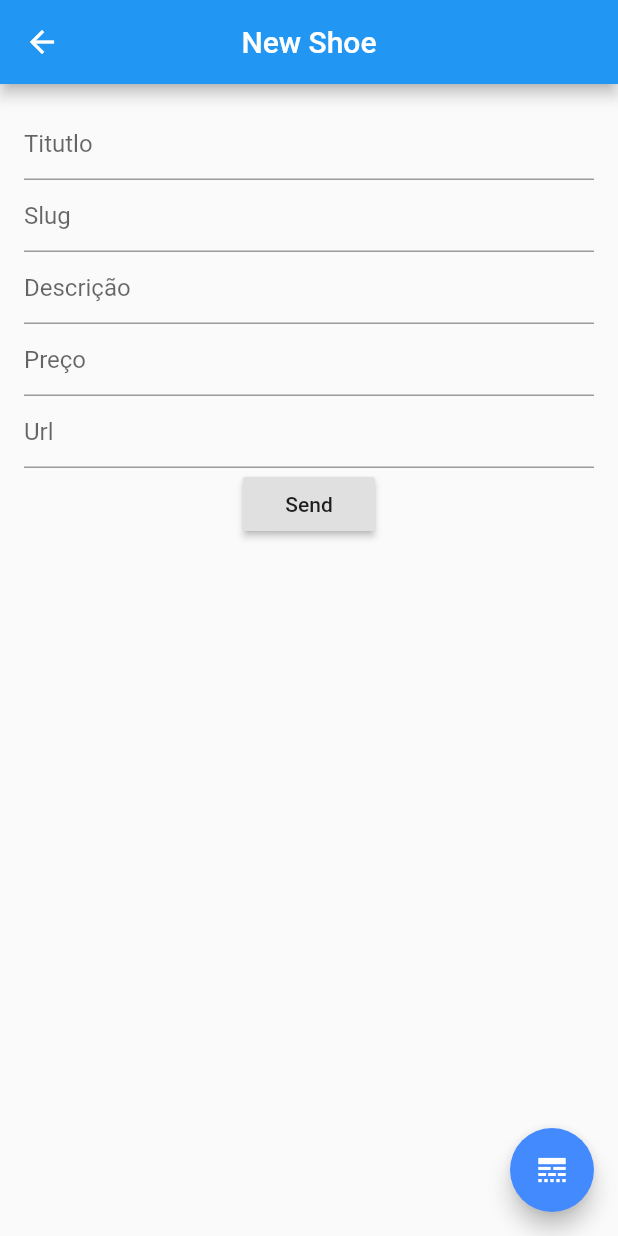
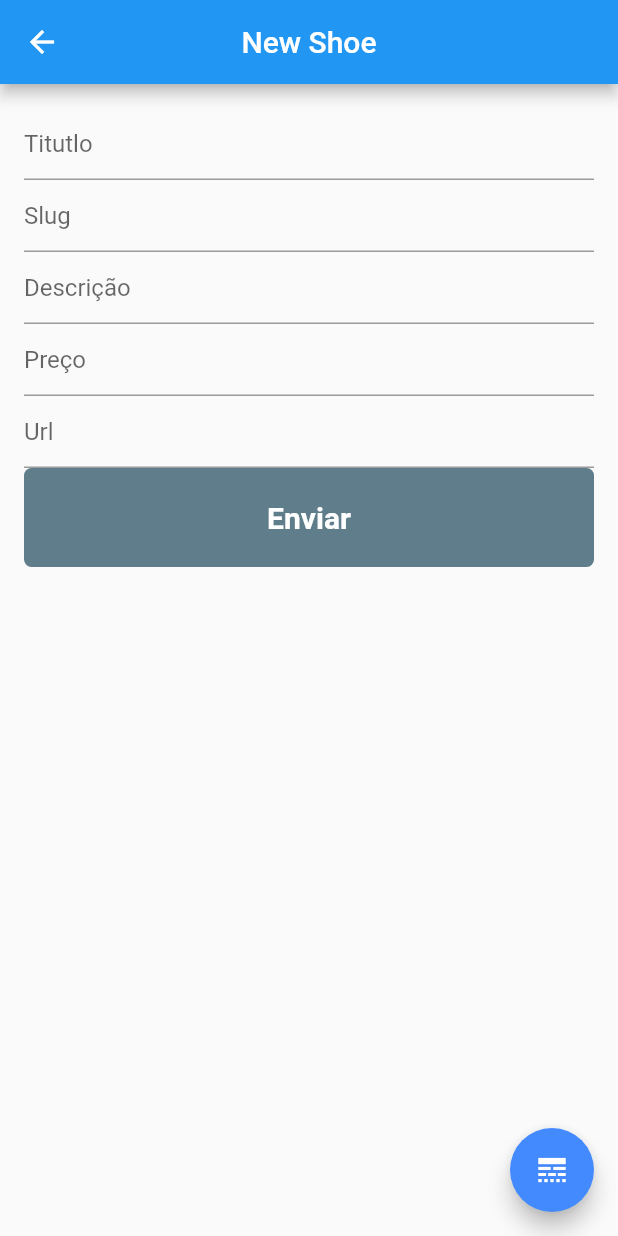
Before and after one commit to IagoNovoaAntunes2001/Workshop_Flutter, a Flutter app: the screen it shows after launch, after a tap on "New Shoe", on a phone screen of 412 x 824 dp. Run offline on Flutter 3.47's test engine with Material 2 defaults, Android fonts, the phone set to English and light mode, and no system bars; our stand-ins replace dio, sqflite; accounts and stored records are empty; network calls fail.

Commit message:
Refatoracao no codigo que requisita a API e em geral tambem, separacao das views e classes. Criacao da view, contract, presenter e repositorio da register shoe.

```diff
--- a/lib/common/components/custom_buttom.dart
+++ b/lib/common/components/custom_buttom.dart
@@ -1,7 +1,7 @@
 import 'package:flutter/material.dart';
 import 'package:palestra_introducao/common/components/loadingWidget.dart';
 
-class CustomButtom extends StatefulWidget {
+class CustomButton extends StatefulWidget {
   final String _title;
   final Function onPressed;
   final Color backGroundColor;
@@ -11,7 +11,7 @@ class CustomButtom extends StatefulWidget {
   Alignment alignment;
   bool isLoading = false;
 
-  CustomButtom(this._title,
+  CustomButton(this._title,
       {this.onPressed,
       this.backGroundColor,
       this.height,
@@ -21,10 +21,10 @@ class CustomButtom extends StatefulWidget {
       this.isLoading});
 
   @override
-  _CustomButtomState createState() => _CustomButtomState();
+  _CustomButtonState createState() => _CustomButtonState();
 }
 
-class _CustomButtomState extends State<CustomButtom> {
+class _CustomButtonState extends State<CustomButton> {
   @override
   Widget build(BuildContext context) {
     return Container(
--- a/lib/common/components/custom_text_form_field.dart
+++ b/lib/common/components/custom_text_form_field.dart
@@ -1,4 +1,5 @@
 import 'package:flutter/material.dart';
+import 'package:flutter/services.dart';
 
 class TextFormWidget extends StatefulWidget {
 
@@ -6,8 +7,9 @@ class TextFormWidget extends StatefulWidget {
   String _title;
   Function _validator;
   bool isEnabled;
+  TextInputType type;
 
-  TextFormWidget(this._controller, this._title, this._validator, {this.isEnabled = true});
+  TextFormWidget(this._controller, this._title, this._validator, {this.isEnabled = true, this.type = TextInputType.text});
 
   @override
   _TextFormWidgetState createState() => _TextFormWidgetState();
@@ -20,7 +22,7 @@ class _TextFormWidgetState extends State<TextFormWidget> {
       enabled: widget.isEnabled ?? true,
       controller: widget._controller,
       decoration: InputDecoration(hintText: widget._title),
-      keyboardType: TextInputType.text,
+      keyboardType: widget.type,
       validator: widget._validator,
     );
   }
--- a/lib/common/di/Injection.dart
+++ b/lib/common/di/Injection.dart
@@ -1,5 +1,6 @@
 import 'package:palestra_introducao/model/User.dart';
 import 'package:palestra_introducao/repository/cache/BaseCache.dart';
+import 'package:palestra_introducao/repository/shoe/register_shoe_repository.dart';
 
 class Injector {
   static final Injector singleton = new Injector._internal();
@@ -13,4 +14,7 @@ class Injector {
   ICache get baseCache => new BaseCache();
 
   User get user => new User();
+
+  RegisterShoeRepository get repositoryShoe => new RegisterShoeRepository();
+
 }
--- /dev/null
+++ b/lib/repository/shoe/register_shoe_repository.dart
@@ -0,0 +1,10 @@
+import 'package:palestra_introducao/model/ShoesRequest.dart';
+import 'package:palestra_introducao/repository/shoe/register_shoe_repository_contract.dart';
+
+class RegisterShoeRepository implements RegisterShoeRepositoryContract {
+
+  @override
+  Future register(ShoesRequest shoesRequest) {
+    return null;
+  }
+}
--- a/lib/scenes/home/home_view.dart
+++ b/lib/scenes/home/home_view.dart
@@ -1,6 +1,6 @@
 import 'package:flutter/material.dart';
-import 'package:palestra_introducao/scenes/shoes/new_shoe.dart';
-import 'package:palestra_introducao/scenes/register/register_view.dart';
+import 'package:palestra_introducao/scenes/register_shoe/register_shoe_view.dart';
+import 'package:palestra_introducao/scenes/register_user/register_user_view.dart';
 
 class HomeWidget extends StatefulWidget {
   @override
--- a/lib/scenes/shoes/list_shoe.dart
+++ b/lib/scenes/list_shoe/list_shoe.dart
@@ -1,6 +1,6 @@
 import 'package:flutter/material.dart';
 import 'package:palestra_introducao/repository/Repository.dart';
-import 'package:palestra_introducao/scenes/shoes/update_shoe.dart';
+import 'package:palestra_introducao/scenes/update_shoe/update_shoe.dart';
 
 class ListShoesWidget extends StatefulWidget {
   @override
--- /dev/null
+++ b/lib/scenes/register_shoe/register_shoe_contract.dart
@@ -0,0 +1,7 @@
+abstract class RegisterShoeContract {
+
+  void registerSuccess();
+
+  void showError(String error);
+
+}
--- /dev/null
+++ b/lib/scenes/register_shoe/register_shoe_presenter.dart
@@ -0,0 +1,15 @@
+import 'package:palestra_introducao/common/di/Injection.dart';
+import 'package:palestra_introducao/repository/shoe/register_shoe_repository.dart';
+import 'package:palestra_introducao/scenes/register_shoe/register_shoe_contract.dart';
+
+class RegisterShoePresenter {
+  RegisterShoeContract _view;
+  RegisterShoeRepository _repository;
+
+  RegisterShoePresenter(this._view) {
+    this._repository = Injector().repositoryShoe;
+  }
+
+
+
+}
--- /dev/null
+++ b/lib/scenes/register_shoe/register_shoe_view.dart
@@ -0,0 +1,149 @@
+import 'package:flutter/material.dart';
+import 'package:flutter/services.dart';
+import 'package:palestra_introducao/common/components/custom_buttom.dart';
+import 'package:palestra_introducao/common/components/custom_text_form_field.dart';
+import 'package:palestra_introducao/scenes/list_shoe/list_shoe.dart';
+import 'package:palestra_introducao/scenes/register_shoe/register_shoe_contract.dart';
+import 'package:palestra_introducao/scenes/register_shoe/register_shoe_presenter.dart';
+
+class ShoesWidget extends StatefulWidget {
+  @override
+  _ShoesWidgetState createState() => _ShoesWidgetState();
+}
+
+class _ShoesWidgetState extends State<ShoesWidget> implements RegisterShoeContract {
+  RegisterShoePresenter _presenter;
+  final _formKey = GlobalKey<FormState>();
+  TextEditingController _title = TextEditingController();
+  TextEditingController _slug = TextEditingController();
+  TextEditingController _description = TextEditingController();
+  TextEditingController _price = TextEditingController();
+  TextEditingController _image = TextEditingController();
+
+  @override
+  void initState() {
+    this._presenter = new RegisterShoePresenter(this);
+    super.initState();
+  }
+
+  @override
+  Widget build(BuildContext context) {
+    return Scaffold(
+      appBar: AppBar(
+        title: Text('New Shoe'),
+        centerTitle: true,
+      ),
+      body: _buildBodyOfView(context),
+      floatingActionButton: _buildFloatingActionButton(context),
+    );
+  }
+
+  Widget _buildFloatingActionButton(BuildContext context) {
+    return FloatingActionButton(
+      onPressed: () => Navigator.push(
+          context, MaterialPageRoute(builder: (context) => ListShoesWidget())),
+      backgroundColor: Colors.blueAccent,
+      splashColor: Colors.grey,
+      child: Icon(Icons.line_style),
+    );
+  }
+
+  Widget _buildBodyOfView(BuildContext context) {
+    return Padding(
+      padding: const EdgeInsets.all(16.0),
+      child: _buildSingleChildScrollView(context),
+    );
+  }
+
+  Widget _buildSingleChildScrollView(BuildContext context) {
+    return SingleChildScrollView(
+      child: _buildForm(context),
+    );
+  }
+
+  Widget _buildForm(BuildContext context) {
+    return Form(
+      key: _formKey,
+      child: _buildColumnOfForm(context),
+    );
+  }
+
+  Widget _buildColumnOfForm(BuildContext context) {
+    return Column(
+      children: <Widget>[
+        TextFormWidget(
+          _title,
+          'Titutlo',
+          (val) => val.isEmpty ? 'Por favor digitar o titulo' : null,
+        ),
+        TextFormWidget(
+          _slug,
+          'Slug',
+          (val) => val.isEmpty ? 'Por favor digitar o slug' : null,
+        ),
+        TextFormWidget(
+          _description,
+          'Descrição',
+          (val) => val.isEmpty ? 'Por favor digitar a Descrição' : null,
+        ),
+        TextFormWidget(_price, 'Preço',
+            (val) => val.isEmpty ? 'Por favor digitar o preço' : null,
+            type: TextInputType.number),
+        TextFormWidget(
+          _image,
+          'Url',
+          (val) => val.isEmpty ? 'Por favor digitar a Url' : null,
+        ),
+        CustomButton(
+          'Enviar',
+          isLoading: false,
+          onPressed: _onPressedButton(context),
+          backGroundColor: Colors.blueGrey,
+        ),
+      ],
+    );
+  }
+
+  Function _onPressedButton(ctx) {
+    return () {
+      if (!_formKey.currentState.validate()) return;
+
+      /*var request = ShoesRequest(
+          title: _title.text,
+          slug: _slug.text,
+          description: _description.text,
+          price: int.parse(_price.text),
+          imageUrl: _image.text);
+       */
+
+      //var map = post('/products', request.toJson());
+
+      /*print(
+        map.then(
+          (o) {
+            if (o == 201 || o == "201") {
+              _title.text = '';
+              _description.text = '';
+              _slug.text = '';
+              _price.text = '';
+              _image.text = '';
+
+              Navigator.push(
+                  ctx, MaterialPageRoute(builder: (ctx) => ListShoesWidget()));
+            }
+          },
+        ),
+      );*/
+    };
+  }
+
+  @override
+  void registerSuccess() {
+    // TODO: implement registerSuccess
+  }
+
+  @override
+  void showError(String error) {
+    // TODO: implement showError
+  }
+}
--- a/lib/scenes/register/register_contract.dart
+++ b/lib/scenes/register_user/register_contract.dart
@@ -1,5 +1,4 @@
 abstract class RegisterContract {
-
   void registerSuccess();
 
   void showError(String error);
@@ -7,5 +6,4 @@ abstract class RegisterContract {
   void showLoading();
 
   void hideLoading();
-
 }
--- a/lib/scenes/register/register_presenter.dart
+++ b/lib/scenes/register_user/register_presenter.dart
@@ -1,7 +1,7 @@
 import 'package:palestra_introducao/common/di/Injection.dart';
 import 'package:palestra_introducao/model/User.dart';
 import 'package:palestra_introducao/repository/cache/BaseCache.dart';
-import 'package:palestra_introducao/scenes/register/register_contract.dart';
+import 'package:palestra_introducao/scenes/register_user/register_contract.dart';
 
 class RegisterPresenter {
   RegisterContract _view;
--- a/lib/scenes/shoes/new_shoe.dart
+++ /dev/null
@@ -1,112 +0,0 @@
-import 'package:flutter/material.dart';
-import 'package:flutter/services.dart';
-import 'package:palestra_introducao/model/ShoesRequest.dart';
-import 'package:palestra_introducao/repository/Repository.dart';
-import 'package:palestra_introducao/scenes/shoes/list_shoe.dart';
-
-class ShoesWidget extends StatefulWidget {
-  @override
-  _ShoesWidgetState createState() => _ShoesWidgetState();
-}
-
-class _ShoesWidgetState extends State<ShoesWidget> {
-  final _formKey = GlobalKey<FormState>();
-  TextEditingController _title = TextEditingController();
-  TextEditingController _slug = TextEditingController();
-  TextEditingController _description = TextEditingController();
-  TextEditingController _price = TextEditingController();
-  TextEditingController _image = TextEditingController();
-
-  @override
-  Widget build(BuildContext context) {
-    return Scaffold(
-      appBar: AppBar(
-        title: Text('New Shoe'),
-        centerTitle: true,
-      ),
-      body: Padding(
-        padding: const EdgeInsets.all(16.0),
-        child: SingleChildScrollView(
-          child: Form(
-            key: _formKey,
-            child: Column(
-              children: <Widget>[
-                _buildTextFormField(
-                    _title,
-                    'Titutlo',
-                    (val) => val.isEmpty ? 'Por favor digitar o titulo' : null,
-                    TextInputType.text),
-                _buildTextFormField(
-                    _slug,
-                    'Slug',
-                    (val) => val.isEmpty ? 'Por favor digitar o slug' : null,
-                    TextInputType.text),
-                _buildTextFormField(
-                    _description,
-                    'Descrição',
-                    (val) =>
-                        val.isEmpty ? 'Por favor digitar a Descrição' : null,
-                    TextInputType.text),
-                _buildTextFormField(
-                    _price,
-                    'Preço',
-                    (val) => val.isEmpty ? 'Por favor digitar o preço' : null,
-                    TextInputType.number),
-                _buildTextFormField(
-                    _image,
-                    'Url',
-                    (val) => val.isEmpty ? 'Por favor digitar a Url' : null,
-                    TextInputType.text),
-                RaisedButton(
-                  child: Text('Send'),
-                  onPressed: () {
-                    if (!_formKey.currentState.validate()) return;
-
-                    var request = ShoesRequest(
-                        title: _title.text,
-                        slug: _slug.text,
-                        description: _description.text,
-                        price: int.parse(_price.text),
-                        imageUrl: _image.text);
-                    var map = post('/products', request.toJson());
-                    print(map.then((o) {
-                      if (o == 201 || o == "201") {
-                        _title.text = '';
-                        _description.text = '';
-                        _slug.text = '';
-                        _price.text = '';
-                        _image.text = '';
-
-                        Navigator.push(
-                            context,
-                            MaterialPageRoute(
-                                builder: (context) => ListShoesWidget()));
-                      }
-                    }));
-                  },
-                ),
-              ],
-            ),
-          ),
-        ),
-      ),
-      floatingActionButton: FloatingActionButton(
-        onPressed: () => Navigator.push(context,
-            MaterialPageRoute(builder: (context) => ListShoesWidget())),
-        backgroundColor: Colors.blueAccent,
-        splashColor: Colors.grey,
-        child: Icon(Icons.line_style),
-      ),
-    );
-  }
-
-  TextFormField _buildTextFormField(TextEditingController controller,
-      String title, Function validator, TextInputType type) {
-    return TextFormField(
-      controller: controller,
-      decoration: InputDecoration(hintText: title),
-      keyboardType: type,
-      validator: validator,
-    );
-  }
-}
```
Also changed, not shown: lib/repository/Repository.dart (+21 -1 lines), lib/repository/shoe/register_shoe_repository_contract.dart (added, +8 -0 lines), lib/scenes/register_user/register_user_view.dart (renamed from lib/scenes/register/register_view.dart, +9 -7 lines), lib/scenes/update_shoe/update_shoe.dart (renamed from lib/scenes/shoes/update_shoe.dart), 1 other file.
